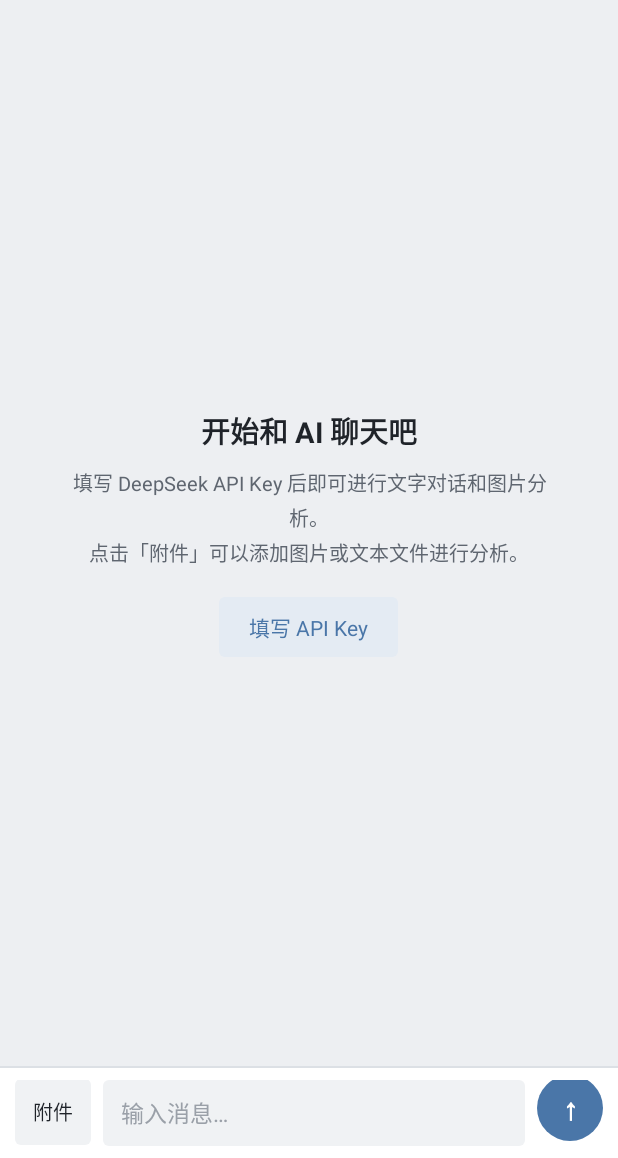
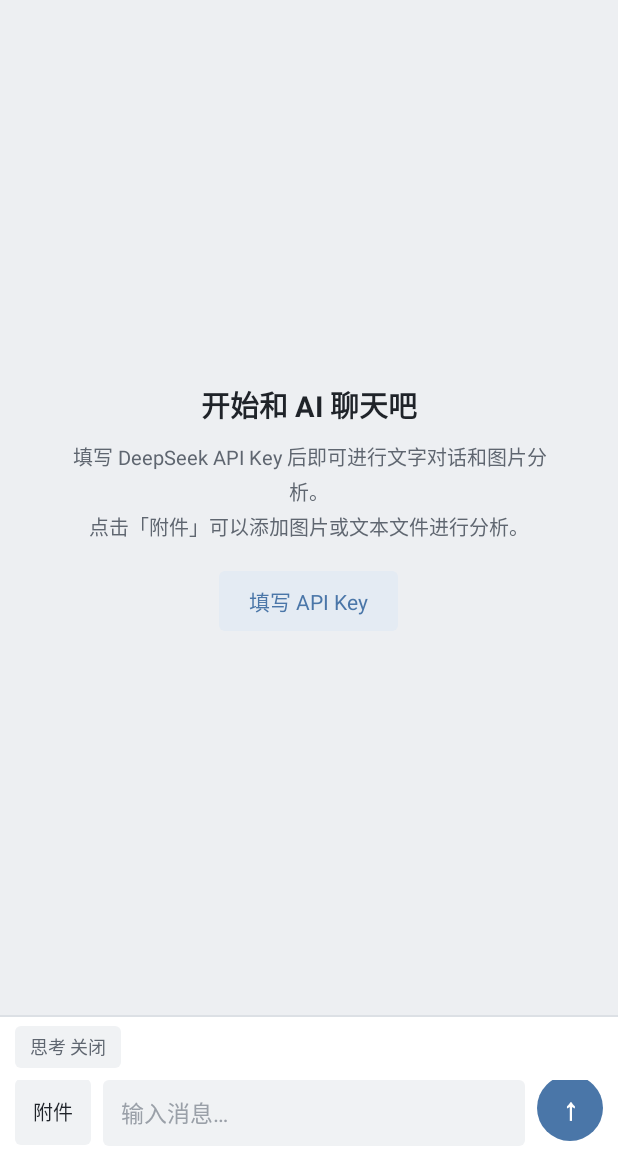
Before and after one commit to liqirui1145/RuiDSChat, an Android app: the screen it shows after launch (MainActivity), on a phone screen of 412 x 824 dp, the part 78-1236 px from its top. Run offline under Robolectric (Android 15) with nearby library versions, the phone set to English and light mode, and no system bars.

Commit message:
v2.3：五档思考强度
- 输入区新增「思考」入口，提供 关闭 / 极低 / 低 / 中 / 高 五档
- 非关闭档位在请求体中携带 reasoning_effort（minimal/low/medium/high）
- 选择结果全局记忆，设置后立即生效于下一次提问

```diff
--- a/app/build.gradle
+++ b/app/build.gradle
@@ -10,8 +10,8 @@ android {
         applicationId "com.aichat.assistant"
         minSdk 19
         targetSdk 34
-        versionCode 12
-        versionName "2.2"
+        versionCode 13
+        versionName "2.3"
     }
 
     signingConfigs {
--- a/app/src/main/java/com/aichat/assistant/MainActivity.java
+++ b/app/src/main/java/com/aichat/assistant/MainActivity.java
@@ -43,6 +43,10 @@ public class MainActivity extends BaseActivity implements ChatAdapter.OnMessageA
     private EditText input;
     private TextView sendButton;
     private TextView attachButton;
+    private TextView thinkingButton;
+    /** 思考强度选项，下标与 Prefs.getReasoningLevel 对应。 */
+    private static final String[] REASONING_LABELS =
+            new String[]{"关闭（直接回答）", "极低", "低", "中", "高"};
     private LinearLayout statusRow;
     private TextView statusText;
     private LinearLayout attachmentRow;
@@ -129,6 +133,7 @@ public class MainActivity extends BaseActivity implements ChatAdapter.OnMessageA
         input = (EditText) findViewById(R.id.input);
         sendButton = (TextView) findViewById(R.id.send_button);
         attachButton = (TextView) findViewById(R.id.attach_button);
+        thinkingButton = (TextView) findViewById(R.id.thinking_button);
         statusRow = (LinearLayout) findViewById(R.id.status_row);
         statusText = (TextView) findViewById(R.id.status_text);
         attachmentRow = (LinearLayout) findViewById(R.id.attachment_row);
@@ -218,6 +223,13 @@ public class MainActivity extends BaseActivity implements ChatAdapter.OnMessageA
                 pickFile();
             }
         });
+        thinkingButton.setOnClickListener(new View.OnClickListener() {
+            @Override
+            public void onClick(View v) {
+                showReasoningDialog();
+            }
+        });
+        updateThinkingLabel();
         findViewById(R.id.drawer_button).setOnClickListener(new View.OnClickListener() {
             @Override
             public void onClick(View v) {
@@ -484,6 +496,7 @@ public class MainActivity extends BaseActivity implements ChatAdapter.OnMessageA
                     String reply = ApiClient.chatStream(appContext, baseUrl, key, model,
                             Prefs.getSystemPrompt(appContext), prior, sendText, imageDataUri,
                             Prefs.getMaxTokens(appContext),
+                            Prefs.getReasoningLevel(appContext),
                             new ApiClient.StreamCallback() {
                                 @Override
                                 public void onDelta(String text) {
@@ -892,6 +905,32 @@ public class MainActivity extends BaseActivity implements ChatAdapter.OnMessageA
         attachmentRow.setVisibility(View.GONE);
         attachmentThumb.setImageDrawable(null);
         attachmentBadge.setVisibility(View.GONE);
+    }
+
+    /** 选择本次提问的思考强度，选项全局记忆。 */
+    private void showReasoningDialog() {
+        new AlertDialog.Builder(this)
+                .setTitle("思考强度")
+                .setSingleChoiceItems(REASONING_LABELS, Prefs.getReasoningLevel(this),
+                        new DialogInterface.OnClickListener() {
+                            @Override
+                            public void onClick(DialogInterface dialog, int which) {
+                                Prefs.setReasoningLevel(MainActivity.this, which);
+                                updateThinkingLabel();
+                                dialog.dismiss();
+                            }
+                        })
+                .setNegativeButton("取消", null)
+                .show();
+    }
+
+    private void updateThinkingLabel() {
+        int level = Prefs.getReasoningLevel(this);
+        if (level == 0) {
+            thinkingButton.setText("思考 关闭");
+        } else {
+            thinkingButton.setText("思考 " + REASONING_LABELS[level]);
+        }
     }
 
     private void pickFile() {
--- a/app/src/main/java/com/aichat/assistant/Prefs.java
+++ b/app/src/main/java/com/aichat/assistant/Prefs.java
@@ -96,6 +96,17 @@ public final class Prefs {
 
     public static void setMaxTokens(Context context, int value) {
         sp(context).edit().putInt("max_tokens", value < 0 ? 0 : value).apply();
+    }
+
+    /** 推理强度：0 关闭，1 极低，2 低，3 中，4 高。 */
+    public static int getReasoningLevel(Context context) {
+        int value = sp(context).getInt("reasoning_level", 0);
+        return value < 0 ? 0 : (value > 4 ? 4 : value);
+    }
+
+    public static void setReasoningLevel(Context context, int value) {
+        sp(context).edit().putInt("reasoning_level", value < 0 ? 0 : (value > 4 ? 4 : value))
+                .apply();
     }
 
     /** 每次请求携带的历史消息条数，0 表示不限制（仍受字符预算限制）。 */
--- a/app/src/main/res/layout/activity_main.xml
+++ b/app/src/main/res/layout/activity_main.xml
@@ -207,6 +207,29 @@
             android:layout_height="1dp"
             android:background="@color/divider" />
 
+        <!-- 思考强度：点按选择本次提问的推理强度 -->
+        <LinearLayout
+            android:layout_width="match_parent"
+            android:layout_height="wrap_content"
+            android:background="@color/surface"
+            android:orientation="horizontal"
+            android:paddingLeft="10dp"
+            android:paddingRight="10dp"
+            android:paddingTop="6dp">
+
+            <TextView
+                android:id="@+id/thinking_button"
+                android:layout_width="wrap_content"
+                android:layout_height="28dp"
+                android:background="@drawable/bg_chip"
+                android:gravity="center"
+                android:paddingLeft="10dp"
+                android:paddingRight="10dp"
+                android:text="思考 关闭"
+                android:textColor="@color/text_secondary"
+                android:textSize="12sp" />
+        </LinearLayout>
+
         <!-- 扁平输入区：附件 + 输入框 + 圆形发送 -->
         <LinearLayout
             android:layout_width="match_parent"
```
Also changed, not shown: app/src/main/java/com/aichat/assistant/ApiClient.java (+13 -4 lines).
